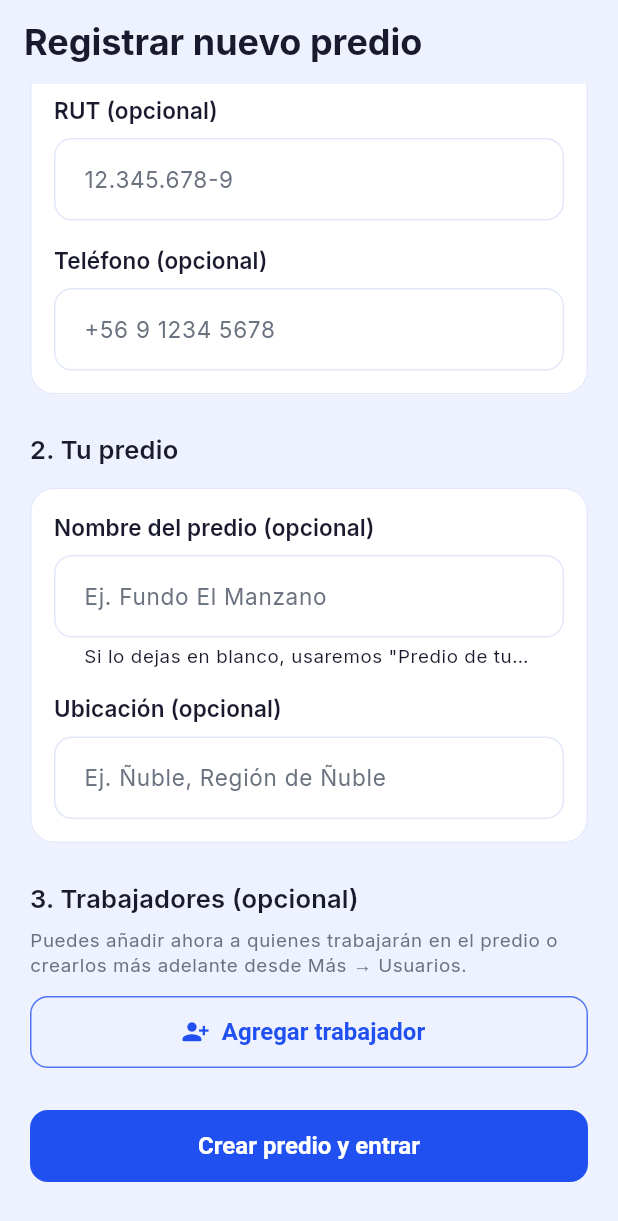
After one commit to KrozJGG/OviApp---PT, a Flutter app: the PantallaRegistro screen opened by its route, scrolled down 446 dp, after a tap on "Agregar trabajador", after a tap on the "delete outline" icon, on a phone screen of 412 x 824 dp. The commit adds this screen. Shown: the top 1221 px of the screen. Run offline on Flutter 3.47's test engine with Material 3 defaults, Android fonts, the phone set to English and light mode, and no system bars; our stand-ins replace dio, flutter_riverpod, flutter_secure_storage, go_router, google_fonts, table_calendar and 2 more; missing offline and left inert: dart:js_interop, dart:ui_web; accounts and stored records are empty.

Commit message:
Registrar nuevo predio.
-Implementación de formulario para registrar predio, productor y trabajadores.

```diff
--- a/mobile/lib/core/widgets/ovi_widgets.dart
+++ b/mobile/lib/core/widgets/ovi_widgets.dart
@@ -24,26 +24,25 @@ class OviTarjeta extends StatelessWidget {
 
   @override
   Widget build(BuildContext context) {
-    final contenido = Container(
-      decoration: BoxDecoration(
-        color: color ?? OviColores.tarjeta,
-        borderRadius: BorderRadius.circular(OviTema.radioTarjeta),
-        border: Border.all(color: OviColores.borde),
-      ),
-      padding: padding,
-      child: child,
+    final forma = RoundedRectangleBorder(
+      borderRadius: BorderRadius.circular(OviTema.radioTarjeta),
+      side: const BorderSide(color: OviColores.borde),
     );
 
-    final envuelto = alTocar == null
-        ? contenido
-        : Material(
-            color: Colors.transparent,
-            child: InkWell(
+    final cuerpo = Padding(padding: padding, child: child);
+
+    final envuelto = Material(
+      color: color ?? OviColores.tarjeta,
+      shape: forma,
+      clipBehavior: Clip.antiAlias,
+      child: alTocar == null
+          ? cuerpo
+          : InkWell(
               onTap: alTocar,
-              borderRadius: BorderRadius.circular(OviTema.radioTarjeta),
-              child: contenido,
+              customBorder: forma,
+              child: cuerpo,
             ),
-          );
+    );
 
     return atenuada ? Opacity(opacity: 0.55, child: envuelto) : envuelto;
   }
--- /dev/null
+++ b/mobile/lib/features/auth/pantallas/registro.dart
@@ -0,0 +1,555 @@
+import 'package:flutter/material.dart';
+import 'package:flutter_riverpod/flutter_riverpod.dart';
+
+import '../../../core/red/cliente_api.dart';
+import '../../../core/red/error_api.dart';
+import '../../../core/tema/ovi_colores.dart';
+import '../../../core/widgets/ovi_widgets.dart';
+import '../sesion.dart';
+
+/// Formulario de registro inicial del predio, su productor titular y
+/// trabajadores opcionales cuando se instala la aplicación por primera vez.
+class PantallaRegistro extends ConsumerStatefulWidget {
+  const PantallaRegistro({super.key});
+
+  @override
+  ConsumerState<PantallaRegistro> createState() => _PantallaRegistroState();
+}
+
+class _BorradorTrabajador {
+  final nombre = TextEditingController();
+  final email = TextEditingController();
+  final password = TextEditingController();
+  final rut = TextEditingController();
+  final telefono = TextEditingController();
+  String rol = 'TRABAJADOR';
+  bool verPassword = false;
+
+  void dispose() {
+    nombre.dispose();
+    email.dispose();
+    password.dispose();
+    rut.dispose();
+    telefono.dispose();
+  }
+
+  TrabajadorRegistro aModelo() => TrabajadorRegistro(
+        nombre: nombre.text.trim(),
+        email: email.text.trim(),
+        password: password.text,
+        rol: rol,
+        rut: rut.text.trim().isEmpty ? null : rut.text.trim(),
+        telefono: telefono.text.trim().isEmpty ? null : telefono.text.trim(),
+      );
+}
+
+class _PantallaRegistroState extends ConsumerState<PantallaRegistro> {
+  final _formulario = GlobalKey<FormState>();
+
+  // Datos del Productor titular
+  final _nombre = TextEditingController();
+  final _email = TextEditingController();
+  final _password = TextEditingController();
+  final _rut = TextEditingController();
+  final _telefono = TextEditingController();
+
+  // Datos del Predio (opcionales)
+  final _nombrePredio = TextEditingController();
+  final _ubicacionPredio = TextEditingController();
+
+  // Trabajadores adicionales (opcionales)
+  final List<_BorradorTrabajador> _trabajadores = [];
+
+  bool _verPassword = false;
+  bool _enviando = false;
+  ErrorApi? _error;
+
+  @override
+  void dispose() {
+    _nombre.dispose();
+    _email.dispose();
+    _password.dispose();
+    _rut.dispose();
+    _telefono.dispose();
+    _nombrePredio.dispose();
+    _ubicacionPredio.dispose();
+    for (final t in _trabajadores) {
+      t.dispose();
+    }
+    super.dispose();
+  }
+
+  void _agregarTrabajador() {
+    setState(() {
+      _trabajadores.add(_BorradorTrabajador());
+    });
+  }
+
+  void _quitarTrabajador(int indice) {
+    setState(() {
+      final borrador = _trabajadores.removeAt(indice);
+      borrador.dispose();
+    });
+  }
+
+  bool _correoRepetidoEnFormulario(String correo, {int? exceptoIndice}) {
+    final limpio = correo.trim().toLowerCase();
+    if (limpio.isEmpty) return false;
+
+    if (exceptoIndice != null &&
+        _email.text.trim().toLowerCase() == limpio) {
+      return true;
+    }
+
+    for (var i = 0; i < _trabajadores.length; i++) {
+      if (i == exceptoIndice) continue;
+      if (_trabajadores[i].email.text.trim().toLowerCase() == limpio) {
+        return true;
+      }
+    }
+    return false;
+  }
+
+  Future<void> _registrar() async {
+    setState(() => _error = null);
+    if (!_formulario.currentState!.validate()) return;
+
+    setState(() => _enviando = true);
+    try {
+      await ref.read(sesionProvider.notifier).registrarPredio(
+            nombre: _nombre.text,
+            email: _email.text,
+            password: _password.text,
+            rut: _rut.text,
+            telefono: _telefono.text,
+            nombrePredio: _nombrePredio.text,
+            ubicacionPredio: _ubicacionPredio.text,
+            trabajadores: _trabajadores.map((t) => t.aModelo()).toList(),
+          );
+      // El router redirige automáticamente a /inicio al cambiar la sesión.
+    } catch (e) {
+      if (!mounted) return;
+      setState(() => _error = comoErrorApi(e));
+    } finally {
+      if (mounted) setState(() => _enviando = false);
+    }
+  }
+
+  @override
+  Widget build(BuildContext context) {
+    final texto = Theme.of(context).textTheme;
+
+    return Scaffold(
+      backgroundColor: OviColores.superficie,
+      appBar: AppBar(title: const Text('Registrar nuevo predio')),
+      body: SafeArea(
+        child: Center(
+          child: SingleChildScrollView(
+            padding: const EdgeInsets.fromLTRB(20, 12, 20, 36),
+            child: ConstrainedBox(
+              constraints: const BoxConstraints(maxWidth: 480),
+              child: Form(
+                key: _formulario,
+                child: Column(
+                  crossAxisAlignment: CrossAxisAlignment.stretch,
+                  children: [
+                    Text(
+                      'Configura tu cuenta de productor, tu predio y, si lo deseas, agrega desde ya a tu equipo de trabajo.',
+                      style: texto.bodyMedium,
+                    ),
+                    const SizedBox(height: 24),
+
+                    // ── 1. Productor titular ───────────────────────────────
+                    Text('1. Tus datos (Productor)', style: texto.titleMedium),
+                    const SizedBox(height: 12),
+                    OviTarjeta(
+                      padding: const EdgeInsets.all(16),
+                      child: Column(
+                        crossAxisAlignment: CrossAxisAlignment.stretch,
+                        children: [
+                          Text('Nombre', style: texto.titleSmall),
+                          const SizedBox(height: 8),
+                          TextFormField(
+                            controller: _nombre,
+                            textCapitalization: TextCapitalization.words,
+                            textInputAction: TextInputAction.next,
+                            decoration: InputDecoration(
+                              hintText: 'Nombre y apellido',
+                              errorText: _error?.mensajeDe('nombre'),
+                            ),
+                            validator: (v) {
+                              final valor = (v ?? '').trim();
+                              if (valor.isEmpty) return 'Escribe tu nombre.';
+                              if (valor.length < 2) {
+                                return 'El nombre debe tener al menos 2 caracteres.';
+                              }
+                              return null;
+                            },
+                          ),
+                          const SizedBox(height: 16),
+
+                          Text('Correo', style: texto.titleSmall),
+                          const SizedBox(height: 8),
+                          TextFormField(
+                            controller: _email,
+                            keyboardType: TextInputType.emailAddress,
+                            textInputAction: TextInputAction.next,
+                            autocorrect: false,
+                            decoration: InputDecoration(
+                              hintText: 'tu@correo.cl',
+                              helperText: 'Con este correo iniciarás sesión.',
+                              errorText: _error?.mensajeDe('email'),
+                            ),
+                            validator: (v) {
+                              final valor = (v ?? '').trim();
+                              if (valor.isEmpty) return 'Escribe tu correo.';
+                              if (!valor.contains('@') || !valor.contains('.')) {
+                                return 'Ese correo no parece válido.';
+                              }
+                              return null;
+                            },
+                          ),
+                          const SizedBox(height: 16),
+
+                          Text('Contraseña', style: texto.titleSmall),
+                          const SizedBox(height: 8),
+                          TextFormField(
+                            controller: _password,
+                            obscureText: !_verPassword,
+                            textInputAction: TextInputAction.next,
+                            decoration: InputDecoration(
+                              hintText: 'Mínimo 8 caracteres',
+                              errorText: _error?.mensajeDe('password'),
+                              suffixIcon: IconButton(
+                                onPressed: () =>
+                                    setState(() => _verPassword = !_verPassword),
+                                icon: Icon(
+                                  _verPassword
+                                      ? Icons.visibility_off_outlined
+                                      : Icons.visibility_outlined,
+                                ),
+                                tooltip: _verPassword
+                                    ? 'Ocultar contraseña'
+                                    : 'Mostrar contraseña',
+                              ),
+                            ),
+                            validator: (v) {
+                              final valor = v ?? '';
+                              if (valor.isEmpty) return 'Escribe una contraseña.';
+                              if (valor.length < 8) {
+                                return 'Debe tener al menos 8 caracteres.';
+                              }
+                              return null;
+                            },
+                          ),
+                          const SizedBox(height: 16),
+
+                          Text('RUT (opcional)', style: texto.titleSmall),
+                          const SizedBox(height: 8),
+                          TextFormField(
+                            controller: _rut,
+                            textInputAction: TextInputAction.next,
+                            decoration: InputDecoration(
+                              hintText: '12.345.678-9',
+                              errorText: _error?.mensajeDe('rut'),
+                            ),
+                          ),
+                          const SizedBox(height: 16),
+
+                          Text('Teléfono (opcional)', style: texto.titleSmall),
+                          const SizedBox(height: 8),
+                          TextFormField(
+                            controller: _telefono,
+                            keyboardType: TextInputType.phone,
+                            textInputAction: TextInputAction.next,
+                            decoration: InputDecoration(
+                              hintText: '+56 9 1234 5678',
+                              errorText: _error?.mensajeDe('telefono'),
+                            ),
+                          ),
+                        ],
+                      ),
+                    ),
+                    const SizedBox(height: 24),
+
+                    // ── 2. Datos del Predio ────────────────────────────────
+                    Text('2. Tu predio', style: texto.titleMedium),
+                    const SizedBox(height: 12),
+                    OviTarjeta(
+                      padding: const EdgeInsets.all(16),
+                      child: Column(
+                        crossAxisAlignment: CrossAxisAlignment.stretch,
+                        children: [
+                          Text(
+                            'Nombre del predio (opcional)',
+                            style: texto.titleSmall,
+                          ),
+                          const SizedBox(height: 8),
+                          TextFormField(
+                            controller: _nombrePredio,
+                            textCapitalization: TextCapitalization.words,
+                            textInputAction: TextInputAction.next,
+                            decoration: InputDecoration(
+                              hintText: 'Ej. Fundo El Manzano',
+                              helperText:
+                                  'Si lo dejas en blanco, usaremos "Predio de tu nombre".',
+                              errorText: _error?.mensajeDe('predio.nombre'),
+                            ),
+                          ),
+                          const SizedBox(height: 16),
+
+                          Text(
+                            'Ubicación (opcional)',
+                            style: texto.titleSmall,
+                          ),
+                          const SizedBox(height: 8),
+                          TextFormField(
+                            controller: _ubicacionPredio,
+                            textCapitalization: TextCapitalization.words,
+                            textInputAction: TextInputAction.done,
+                            decoration: InputDecoration(
+                              hintText: 'Ej. Ñuble, Región de Ñuble',
+                              errorText: _error?.mensajeDe('predio.ubicacion'),
+                            ),
+                          ),
+                        ],
+                      ),
+                    ),
+                    const SizedBox(height: 24),
+
+                    // ── 3. Trabajadores opcionales ─────────────────────────
+                    Text('3. Trabajadores (opcional)', style: texto.titleMedium),
+                    const SizedBox(height: 6),
+                    Text(
+                      'Puedes añadir ahora a quienes trabajarán en el predio o crearlos más adelante desde Más → Usuarios.',
+                      style: texto.bodySmall,
+                    ),
+                    const SizedBox(height: 12),
+
+                    for (var i = 0; i < _trabajadores.length; i++) ...[
+                      _TarjetaTrabajador(
+                        indice: i,
+                        borrador: _trabajadores[i],
+                        alQuitar: () => _quitarTrabajador(i),
+                        alCambiar: () => setState(() {}),
+                        validarCorreoRepetido: (correo) =>
+                            _correoRepetidoEnFormulario(
+                          correo,
+                          exceptoIndice: i,
+                        ),
+                      ),
+                      const SizedBox(height: 14),
+                    ],
+
+                    OutlinedButton.icon(
+                      onPressed: _enviando ? null : _agregarTrabajador,
+                      icon: const Icon(Icons.person_add_alt_1_rounded, size: 19),
+                      label: const Text('Agregar trabajador'),
+                    ),
+
+                    if (_error != null) ...[
+                      const SizedBox(height: 20),
+                      OviTarjeta(
+                        color: OviColores.peligroFondo,
+                        padding: const EdgeInsets.symmetric(
+                          horizontal: 14,
+                          vertical: 12,
+                        ),
+                        child: Row(
+                          crossAxisAlignment: CrossAxisAlignment.start,
+                          children: [
+                            const Icon(
+                              Icons.error_outline_rounded,
+                              size: 19,
+                              color: OviColores.peligro,
+                            ),
+                            const SizedBox(width: 10),
+                            Expanded(
+                              child: Text(
+                                _error!.mensaje,
+                                style: const TextStyle(
+                                  fontSize: 13.5,
+                                  color: Color(0xFFC2381C),
+                                  height: 1.35,
+                                ),
+                              ),
+                            ),
+                          ],
+                        ),
+                      ),
+                    ],
+
+                    const SizedBox(height: 28),
+                    FilledButton(
+                      onPressed: _enviando ? null : _registrar,
+                      child: _enviando
+                          ? const SizedBox(
+                              width: 20,
+                              height: 20,
+                              child: CircularProgressIndicator(
+                                strokeWidth: 2.4,
+                                color: Colors.white,
+                              ),
+                            )
+                          : const Text('Crear predio y entrar'),
+                    ),
+                  ],
+                ),
+              ),
+            ),
+          ),
+        ),
+      ),
+    );
+  }
+}
+
+class _TarjetaTrabajador extends StatelessWidget {
+  const _TarjetaTrabajador({
+    required this.indice,
+    required this.borrador,
+    required this.alQuitar,
+    required this.alCambiar,
+    required this.validarCorreoRepetido,
+  });
+
+  final int indice;
+  final _BorradorTrabajador borrador;
+  final VoidCallback alQuitar;
+  final VoidCallback alCambiar;
+  final bool Function(String correo) validarCorreoRepetido;
+
+  @override
+  Widget build(BuildContext context) {
+    final texto = Theme.of(context).textTheme;
+
+    return OviTarjeta(
+      padding: const EdgeInsets.all(16),
+      child: Column(
+        crossAxisAlignment: CrossAxisAlignment.stretch,
+        children: [
+          Row(
+            children: [
+              Expanded(
+                child: Text(
+                  'Trabajador #${indice + 1}',
+                  style: texto.titleSmall,
+                ),
+              ),
+              IconButton(
+                onPressed: alQuitar,
+                tooltip: 'Quitar trabajador',
+                icon: const Icon(
+                  Icons.delete_outline_rounded,
+                  color: OviColores.peligro,
+                ),
+              ),
+            ],
+          ),
+          const SizedBox(height: 8),
+
+          Text('Nombre', style: texto.titleSmall),
+          const SizedBox(height: 6),
+          TextFormField(
+            controller: borrador.nombre,
+            textCapitalization: TextCapitalization.words,
+            decoration: const InputDecoration(hintText: 'Nombre y apellido'),
+            validator: (v) {
+              final valor = (v ?? '').trim();
+              if (valor.isEmpty) return 'Escribe el nombre.';
+              if (valor.length < 2) {
+                return 'Debe tener al menos 2 caracteres.';
+              }
+              return null;
+            },
+          ),
+          const SizedBox(height: 14),
+
+          Text('Correo', style: texto.titleSmall),
+          const SizedBox(height: 6),
+          TextFormField(
+            controller: borrador.email,
+            keyboardType: TextInputType.emailAddress,
+            autocorrect: false,
+            decoration: const InputDecoration(hintText: 'persona@correo.cl'),
+            validator: (v) {
+              final valor = (v ?? '').trim();
+              if (valor.isEmpty) return 'Escribe el correo.';
+              if (!valor.contains('@') || !valor.contains('.')) {
+                return 'Ese correo no parece válido.';
+              }
+              if (validarCorreoRepetido(valor)) {
+                return 'Este correo ya está repetido en el formulario.';
+              }
+              return null;
+            },
+          ),
+          const SizedBox(height: 14),
+
+          Text('Contraseña', style: texto.titleSmall),
+          const SizedBox(height: 6),
+          TextFormField(
+            controller: borrador.password,
+            obscureText: !borrador.verPassword,
+            decoration: InputDecoration(
+              hintText: 'Mínimo 8 caracteres',
+              suffixIcon: IconButton(
+                onPressed: () {
+                  borrador.verPassword = !borrador.verPassword;
+                  alCambiar();
+                },
+                icon: Icon(
+                  borrador.verPassword
+                      ? Icons.visibility_off_outlined
+                      : Icons.visibility_outlined,
+                ),
+                tooltip: borrador.verPassword ? 'Ocultar' : 'Mostrar',
+              ),
+            ),
+            validator: (v) {
+              final valor = v ?? '';
+              if (valor.isEmpty) return 'Escribe una contraseña.';
+              if (valor.length < 8) {
+                return 'Debe tener al menos 8 caracteres.';
+              }
+              return null;
+            },
+          ),
+          const SizedBox(height: 14),
+
+          Text('Rol', style: texto.titleSmall),
+          const SizedBox(height: 6),
+          SegmentedButton<String>(
+            segments: const [
+              ButtonSegment(value: 'TRABAJADOR', label: Text('Trabajador')),
+              ButtonSegment(value: 'PRODUCTOR', label: Text('Productor')),
+            ],
+            selected: {borrador.rol},
+            showSelectedIcon: false,
+            onSelectionChanged: (s) {
+              borrador.rol = s.first;
+              alCambiar();
+            },
+          ),
+          const SizedBox(height: 14),
+
+          Text('RUT (opcional)', style: texto.titleSmall),
+          const SizedBox(height: 6),
+          TextFormField(
+            controller: borrador.rut,
+            decoration: const InputDecoration(hintText: '12.345.678-9'),
+          ),
+          const SizedBox(height: 14),
+
+          Text('Teléfono (opcional)', style: texto.titleSmall),
+          const SizedBox(height: 6),
+          TextFormField(
+            controller: borrador.telefono,
+            keyboardType: TextInputType.phone,
+            decoration: const InputDecoration(hintText: '+56 9 1234 5678'),
+          ),
+        ],
+      ),
+    );
+  }
+}
--- a/mobile/lib/features/auth/sesion.dart
+++ b/mobile/lib/features/auth/sesion.dart
@@ -4,6 +4,35 @@ import 'package:flutter_riverpod/flutter_riverpod.dart';
 import '../../core/almacenamiento/almacen_sesion.dart';
 import '../../core/proveedores.dart';
 import '../../core/red/cliente_api.dart';
+
+/// Datos de un trabajador opcional al registrar el predio por primera vez.
+class TrabajadorRegistro {
+  const TrabajadorRegistro({
+    required this.nombre,
+    required this.email,
+    required this.password,
+    this.rol = 'TRABAJADOR',
+    this.rut,
+    this.telefono,
+  });
+
+  final String nombre;
+  final String email;
+  final String password;
+  final String rol;
+  final String? rut;
+  final String? telefono;
+
+  Map<String, dynamic> aJson() => {
+        'nombre': nombre.trim(),
+        'email': email.trim(),
+        'password': password,
+        'rol': rol,
+        if (rut != null && rut!.trim().isNotEmpty) 'rut': rut!.trim(),
+        if (telefono != null && telefono!.trim().isNotEmpty)
+          'telefono': telefono!.trim(),
+      };
+}
 
 /// Estado de sesion de la aplicacion — IF6-ENT.
 ///
@@ -62,6 +91,56 @@ class SesionNotifier extends AsyncNotifier<SesionGuardada?> {
     }
   }
 
+  /// Alta inicial del predio, su productor titular y trabajadores opcionales.
+  Future<void> registrarPredio({
+    required String nombre,
+    required String email,
+    required String password,
+    String? rut,
+    String? telefono,
+    String? nombrePredio,
+    String? ubicacionPredio,
+    List<TrabajadorRegistro> trabajadores = const [],
+  }) async {
+    try {
+      final dio = ref.read(dioProvider);
+      final r = await dio.post<Map<String, dynamic>>(
+        '/auth/registro',
+        data: {
+          'nombre': nombre.trim(),
+          'email': email.trim(),
+          'password': password,
+          if (rut != null && rut.trim().isNotEmpty) 'rut': rut.trim(),
+          if (telefono != null && telefono.trim().isNotEmpty)
+            'telefono': telefono.trim(),
+          'predio': {
+            if (nombrePredio != null && nombrePredio.trim().isNotEmpty)
+              'nombre': nombrePredio.trim(),
+            if (ubicacionPredio != null && ubicacionPredio.trim().isNotEmpty)
+              'ubicacion': ubicacionPredio.trim(),
+          },
+          'trabajadores': trabajadores.map((t) => t.aJson()).toList(),
+        },
+        options: Options(extra: {'sinAuth': true}),
+      );
+
+      final datos = r.data!;
+      final sesion = SesionGuardada(
+        accessToken: datos['accessToken'] as String,
+        refreshToken: datos['refreshToken'] as String,
+        usuario: Map<String, dynamic>.from(datos['usuario'] as Map),
+      );
+
+      await _almacen.guardar(sesion);
+      await ref.read(cacheRespuestasProvider).limpiar();
+      _cliente.usarToken(sesion.accessToken);
+      state = AsyncValue.data(sesion);
+    } catch (e, s) {
+      state = const AsyncValue.data(null);
+      Error.throwWithStackTrace(comoErrorApi(e), s);
+    }
+  }
+
   Future<void> cerrarSesion() async {
     final sesion = state.valueOrNull;
 
```
Also changed, not shown: mobile/lib/core/config/conf_global.dart (added, +42 -0 lines), mobile/lib/core/red/cliente_api.dart (+5 -10 lines), mobile/lib/core/router/rutas.dart (+13 -2 lines), mobile/lib/features/auth/pantallas/login.dart (+11 -2 lines), 5 other files.
